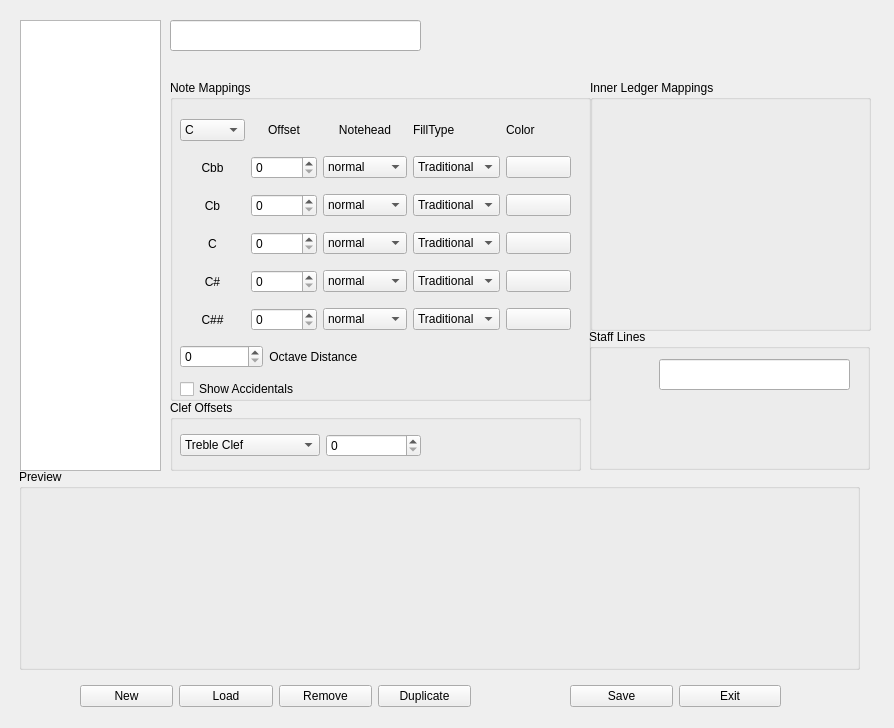
Above: mscore/stafftypetemplatesdialog.ui from CraigFisher/MuseScore before the change. Below: the same form after it.
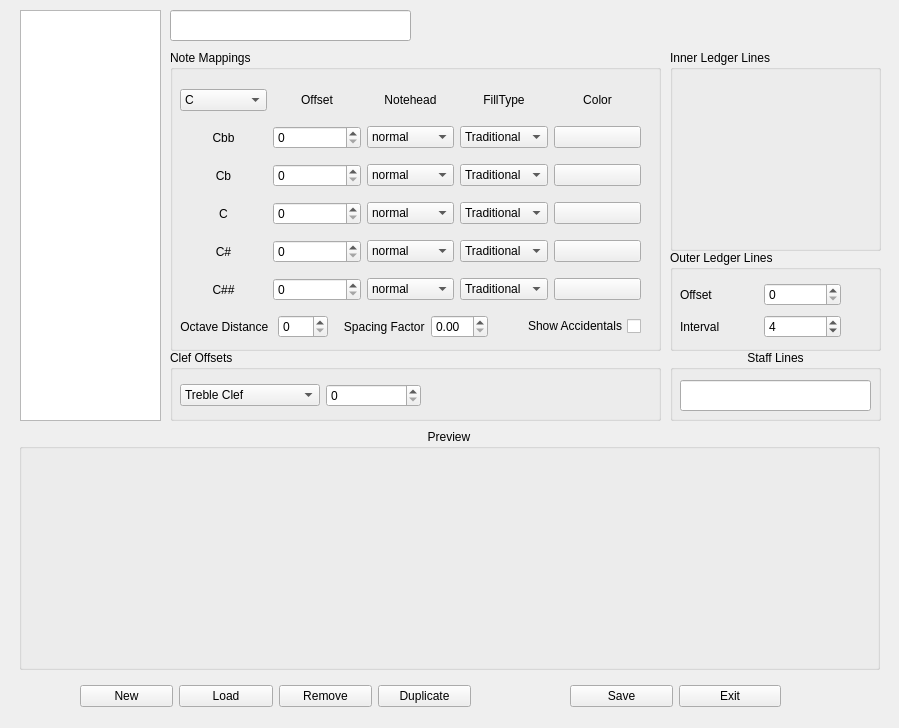
That is the form after the change. Custom widgets are drawn as their Qt base class.

Commit message: make the clairnote spacing multiplier and outer ledger lines saveable

Diff of the .ui file:
```diff
--- a/mscore/stafftypetemplatesdialog.ui
+++ b/mscore/stafftypetemplatesdialog.ui
@@ -6,7 +6,7 @@
    <rect>
     <x>0</x>
     <y>0</y>
-    <width>894</width>
+    <width>899</width>
     <height>728</height>
    </rect>
   </property>
@@ -17,9 +17,9 @@
    <property name="geometry">
     <rect>
      <x>20</x>
-     <y>20</y>
+     <y>10</y>
      <width>141</width>
-     <height>451</height>
+     <height>411</height>
     </rect>
    </property>
   </widget>
@@ -104,56 +104,20 @@
    <property name="geometry">
     <rect>
      <x>170</x>
-     <y>80</y>
-     <width>421</width>
-     <height>321</height>
+     <y>50</y>
+     <width>491</width>
+     <height>301</height>
     </rect>
    </property>
    <property name="title">
     <string>Note Mappings</string>
    </property>
-   <widget class="QWidget" name="layoutWidget">
-    <property name="geometry">
-     <rect>
-      <x>10</x>
-      <y>260</y>
-      <width>181</width>
-      <height>59</height>
-     </rect>
-    </property>
-    <layout class="QVBoxLayout" name="verticalLayout">
-     <item>
-      <layout class="QHBoxLayout" name="horizontalLayout_5">
-       <item>
-        <widget class="QSpinBox" name="octaveDistance"/>
-       </item>
-       <item>
-        <widget class="QLabel" name="octaveDistanceLabel">
-         <property name="text">
-          <string>Octave Distance </string>
-         </property>
-         <property name="alignment">
-          <set>Qt::AlignCenter</set>
-         </property>
-        </widget>
-       </item>
-      </layout>
-     </item>
-     <item>
-      <widget class="QCheckBox" name="showAccidentals">
-       <property name="text">
-        <string>Show Accidentals</string>
-       </property>
-      </widget>
-     </item>
-    </layout>
-   </widget>
    <widget class="QWidget" name="layoutWidget">
     <property name="geometry">
      <rect>
       <x>10</x>
       <y>30</y>
-      <width>391</width>
+      <width>461</width>
       <height>231</height>
      </rect>
     </property>
@@ -788,6 +752,9 @@
        <property name="text">
         <string>FillType</string>
        </property>
+       <property name="alignment">
+        <set>Qt::AlignCenter</set>
+       </property>
       </widget>
      </item>
      <item row="1" column="6">
@@ -809,6 +776,9 @@
        <property name="text">
         <string>Color</string>
        </property>
+       <property name="alignment">
+        <set>Qt::AlignCenter</set>
+       </property>
       </widget>
      </item>
      <item row="0" column="1">
@@ -823,13 +793,66 @@
      </item>
     </layout>
    </widget>
+   <widget class="QWidget" name="layoutWidget">
+    <property name="geometry">
+     <rect>
+      <x>10</x>
+      <y>260</y>
+      <width>461</width>
+      <height>33</height>
+     </rect>
+    </property>
+    <layout class="QHBoxLayout" name="horizontalLayout_7">
+     <item>
+      <layout class="QHBoxLayout" name="horizontalLayout_5">
+       <item>
+        <widget class="QLabel" name="octaveDistanceLabel">
+         <property name="text">
+          <string>Octave Distance </string>
+         </property>
+         <property name="alignment">
+          <set>Qt::AlignCenter</set>
+         </property>
+        </widget>
+       </item>
+       <item>
+        <widget class="QSpinBox" name="octaveDistance"/>
+       </item>
+      </layout>
+     </item>
+     <item>
+      <layout class="QHBoxLayout" name="horizontalLayout_6">
+       <item>
+        <widget class="QLabel" name="ledgerSpacingLabel">
+         <property name="text">
+          <string>   Spacing Factor</string>
+         </property>
+        </widget>
+       </item>
+       <item>
+        <widget class="QDoubleSpinBox" name="noteSpacing"/>
+       </item>
+      </layout>
+     </item>
+     <item>
+      <widget class="QCheckBox" name="showAccidentals">
+       <property name="layoutDirection">
+        <enum>Qt::RightToLeft</enum>
+       </property>
+       <property name="text">
+        <string>Show Accidentals</string>
+       </property>
+      </widget>
+     </item>
+    </layout>
+   </widget>
   </widget>
   <widget class="QGroupBox" name="groupBox_2">
    <property name="geometry">
     <rect>
      <x>170</x>
-     <y>400</y>
-     <width>411</width>
+     <y>350</y>
+     <width>491</width>
      <height>71</height>
     </rect>
    </property>
@@ -944,96 +967,151 @@
   <widget class="QGroupBox" name="groupBox_3">
    <property name="geometry">
     <rect>
-     <x>590</x>
-     <y>80</y>
-     <width>281</width>
-     <height>251</height>
+     <x>670</x>
+     <y>50</y>
+     <width>211</width>
+     <height>201</height>
     </rect>
    </property>
    <property name="title">
-    <string>Inner Ledger Mappings</string>
+    <string>Inner Ledger Lines</string>
+   </property>
+   <property name="checkable">
+    <bool>false</bool>
    </property>
    <widget class="QWidget" name="staffLineEditorContainer" native="true">
     <property name="geometry">
      <rect>
-      <x>70</x>
+      <x>10</x>
       <y>30</y>
       <width>191</width>
-      <height>211</height>
+      <height>161</height>
      </rect>
     </property>
    </widget>
   </widget>
-  <widget class="QLabel" name="label">
-   <property name="geometry">
-    <rect>
-     <x>230</x>
-     <y>20</y>
-     <width>62</width>
-     <height>16</height>
-    </rect>
-   </property>
-   <property name="text">
-    <string/>
-   </property>
-  </widget>
-  <widget class="QLineEdit" name="templateNameForm">
-   <property name="geometry">
-    <rect>
-     <x>170</x>
-     <y>20</y>
-     <width>251</width>
-     <height>31</height>
-    </rect>
-   </property>
-   <property name="text">
-    <string/>
-   </property>
-  </widget>
-  <widget class="QGroupBox" name="groupBox_4">
-   <property name="geometry">
-    <rect>
-     <x>589</x>
-     <y>329</y>
-     <width>281</width>
-     <height>141</height>
-    </rect>
-   </property>
-   <property name="title">
-    <string>Staff Lines</string>
-   </property>
-   <widget class="QLineEdit" name="staffLineWidget">
-    <property name="geometry">
-     <rect>
-      <x>70</x>
-      <y>30</y>
-      <width>191</width>
-      <height>31</height>
-     </rect>
-    </property>
-    <property name="text">
-     <string/>
-    </property>
-   </widget>
-  </widget>
   <widget class="QGroupBox" name="previewBox">
    <property name="geometry">
     <rect>
      <x>19</x>
-     <y>469</y>
-     <width>841</width>
-     <height>201</height>
+     <y>429</y>
+     <width>861</width>
+     <height>241</height>
     </rect>
    </property>
    <property name="title">
     <string>Preview</string>
    </property>
+   <property name="alignment">
+    <set>Qt::AlignHCenter|Qt::AlignTop</set>
+   </property>
    <layout class="QVBoxLayout" name="verticalLayout_9">
     <item>
      <widget class="Ms::ScoreView" name="preview" native="true"/>
     </item>
    </layout>
   </widget>
+  <widget class="QGroupBox" name="groupBox_4">
+   <property name="geometry">
+    <rect>
+     <x>670</x>
+     <y>350</y>
+     <width>211</width>
+     <height>71</height>
+    </rect>
+   </property>
+   <property name="title">
+    <string>Staff Lines</string>
+   </property>
+   <property name="alignment">
+    <set>Qt::AlignHCenter|Qt::AlignTop</set>
+   </property>
+   <widget class="QLineEdit" name="staffLineWidget">
+    <property name="geometry">
+     <rect>
+      <x>10</x>
+      <y>30</y>
+      <width>191</width>
+      <height>31</height>
+     </rect>
+    </property>
+    <property name="text">
+     <string/>
+    </property>
+   </widget>
+  </widget>
+  <widget class="QGroupBox" name="groupBox_5">
+   <property name="geometry">
+    <rect>
+     <x>670</x>
+     <y>250</y>
+     <width>211</width>
+     <height>101</height>
+    </rect>
+   </property>
+   <property name="title">
+    <string>Outer Ledger Lines</string>
+   </property>
+   <widget class="QWidget" name="gridLayoutWidget">
+    <property name="geometry">
+     <rect>
+      <x>10</x>
+      <y>30</y>
+      <width>161</width>
+      <height>62</height>
+     </rect>
+    </property>
+    <layout class="QGridLayout" name="gridLayout_2">
+     <item row="1" column="0">
+      <widget class="QLabel" name="ledgerIntervalLabel">
+       <property name="text">
+        <string>Interval</string>
+       </property>
+      </widget>
+     </item>
+     <item row="0" column="1">
+      <layout class="QHBoxLayout" name="horizontalLayout_8">
+       <item>
+        <widget class="QSpinBox" name="ledgerOffset"/>
+       </item>
+      </layout>
+     </item>
+     <item row="1" column="1">
+      <widget class="QSpinBox" name="ledgerInterval">
+       <property name="minimum">
+        <number>1</number>
+       </property>
+       <property name="maximum">
+        <number>12</number>
+       </property>
+       <property name="value">
+        <number>4</number>
+       </property>
+      </widget>
+     </item>
+     <item row="0" column="0">
+      <widget class="QLabel" name="ledgerOffsetLabel">
+       <property name="text">
+        <string>Offset</string>
+       </property>
+      </widget>
+     </item>
+    </layout>
+   </widget>
+  </widget>
+  <widget class="QLineEdit" name="templateNameForm">
+   <property name="geometry">
+    <rect>
+     <x>170</x>
+     <y>10</y>
+     <width>241</width>
+     <height>31</height>
+    </rect>
+   </property>
+   <property name="text">
+    <string/>
+   </property>
+  </widget>
   <zorder>layoutWidget</zorder>
   <zorder>staffTypeSelector</zorder>
   <zorder>layoutWidget</zorder>
```
Left out of the diff: 6 changed lines with no effect on the pictures. The commit also changes 5 other files.
